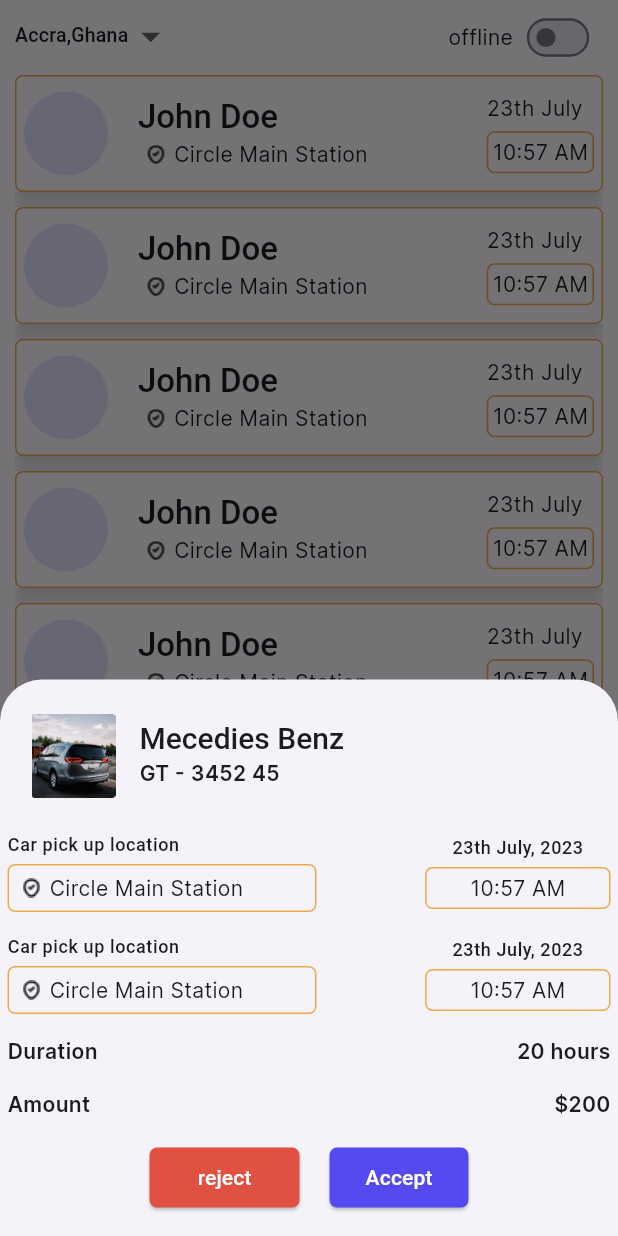
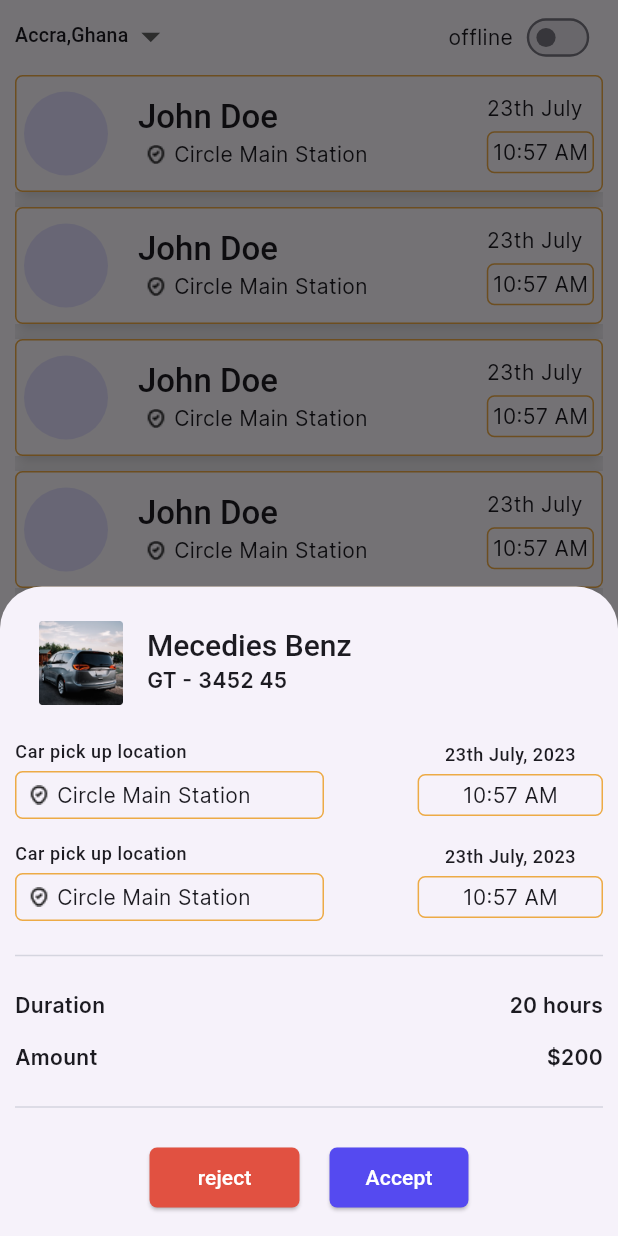
Before and after one commit to SeyramWood/drivnapp-fleetowner, a Flutter app: the screen it shows after launch, after a tap on "John Doe", on a phone screen of 412 x 824 dp. Run offline on Flutter 3.47's test engine with Material 2 defaults, Android fonts, the phone set to English and light mode, and no system bars; our stand-ins replace file_picker, flutter_typeahead, intl_phone_number_input, page_transition, pinput, smooth_page_indicator.

Commit message:
working on the summary view now

```diff
--- a/lib/features/car/presentations/providers/change.content.dart
+++ b/lib/features/car/presentations/providers/change.content.dart
@@ -1,9 +1,9 @@
 import 'package:flutter/material.dart';
 
-class Clicked extends ValueNotifier<bool> {
-  Clicked._sharedInference() : super(true);
-  static final Clicked _shared = Clicked._sharedInference();
-  factory Clicked() => _shared;
+class AvailabelOrBooked extends ValueNotifier<bool> {
+  AvailabelOrBooked._sharedInference() : super(true);
+  static final AvailabelOrBooked _shared = AvailabelOrBooked._sharedInference();
+  factory AvailabelOrBooked() => _shared;
   bool get clicked => value;
   void isClicked(bool clicked) {
     value = clicked;
--- a/lib/features/car/presentations/views/my.cars.dart
+++ b/lib/features/car/presentations/views/my.cars.dart
@@ -12,7 +12,7 @@ class MyCars extends StatelessWidget {
 
   @override
   Widget build(BuildContext context) {
-    final Clicked clicked = Clicked();
+    final AvailabelOrBooked clicked = AvailabelOrBooked();
     return Scaffold(
       extendBody: true,
       appBar: AppBar(title: Text('My Cars')),
--- /dev/null
+++ b/lib/features/driver/presentation/provider/index.notifier.dart
@@ -0,0 +1,12 @@
+import 'package:flutter/material.dart';
+//this class toggles the index changes in the main page
+class IndexNotifier extends ValueNotifier<int> {
+  IndexNotifier.empty() : super(0);
+  static final IndexNotifier _empty = IndexNotifier.empty();
+  factory IndexNotifier() => _empty;
+
+  setValue(newValue) {
+    value = newValue;
+    notifyListeners();
+  }
+}
--- /dev/null
+++ b/lib/features/driver/presentation/provider/toggle.dart
@@ -0,0 +1,12 @@
+import 'package:flutter/material.dart';
+
+class Toggled extends ValueNotifier<bool> {
+  Toggled._sharedInference() : super(true);
+  static final Toggled _shared = Toggled._sharedInference();
+  factory Toggled() => _shared;
+  bool get clicked => value;
+  void isClicked(bool clicked) {
+    value = clicked;
+    notifyListeners();
+  }
+}
--- a/lib/features/driver/presentation/views/main.page.dart
+++ b/lib/features/driver/presentation/views/main.page.dart
@@ -1,7 +1,10 @@
+import 'package:drivn_app/features/driver/presentation/views/my.trips.dart';
 import 'package:drivn_app/features/driver/presentation/views/request.view.dart';
+import 'package:drivn_app/features/driver/presentation/views/summary.view.dart';
 import 'package:flutter/material.dart';
 
 import '../../../../shared/utils/constants/colors.dart';
+import '../provider/index.notifier.dart';
 
 class DMainPage extends StatelessWidget {
   const DMainPage({super.key});
@@ -13,7 +16,7 @@ class DMainPage extends StatelessWidget {
       builder: (context, value, child) => Scaffold(
         body: IndexedStack(
           index: value,
-          children: [RequestView()],
+          children: [RequestView(), MyTrips(),SummaryView()],
         ),
         bottomNavigationBar: BottomNavigationBar(
           showUnselectedLabels: false,
@@ -47,14 +50,3 @@ class DMainPage extends StatelessWidget {
     );
   }
 }
-
-class IndexNotifier extends ValueNotifier<int> {
-  IndexNotifier.empty() : super(0);
-  static final IndexNotifier _empty = IndexNotifier.empty();
-  factory IndexNotifier() => _empty;
-
-  setValue(newValue) {
-    value = newValue;
-    notifyListeners();
-  }
-}
--- /dev/null
+++ b/lib/features/driver/presentation/views/my.trips.dart
@@ -0,0 +1,25 @@
+import 'package:flutter/material.dart';
+
+import '../widget/trip.card.dart';
+
+class MyTrips extends StatelessWidget {
+  const MyTrips({super.key});
+
+  @override
+  Widget build(BuildContext context) {
+    return Scaffold(
+      appBar: AppBar(
+        title: Text('My Trips'),
+      ),
+      body: Padding(
+        padding: const EdgeInsets.symmetric(horizontal: 10.0),
+        child: ListView.builder(
+          itemCount: 10,
+          itemBuilder: (context, index) {
+            return TripCard();
+          },
+        ),
+      ),
+    );
+  }
+}
--- /dev/null
+++ b/lib/features/driver/presentation/views/summary.view.dart
@@ -0,0 +1,90 @@
+import 'package:drivn_app/features/driver/presentation/provider/toggle.dart';
+import 'package:flutter/material.dart';
+
+import '../../../../shared/utils/constants/colors.dart';
+
+class SummaryView extends StatelessWidget {
+  const SummaryView({super.key});
+
+  @override
+  Widget build(BuildContext context) {
+    return Scaffold(
+      appBar: AppBar(title: Text('Summary')),
+      body: ValueListenableBuilder(
+          valueListenable: Toggled(),
+          builder: (context, state, child) {
+            return Column(
+              children: [
+                Padding(
+                  padding: const EdgeInsets.symmetric(horizontal: 10.0),
+                  child: Container(
+                    decoration: BoxDecoration(
+                        border: Border.all(color: yellow),
+                        borderRadius: BorderRadius.circular(5)),
+                    child: Row(
+                      mainAxisAlignment: MainAxisAlignment.spaceAround,
+                      children: [
+                        Expanded(
+                          child: GestureDetector(
+                            onTap: () => Toggled().isClicked(true),
+                            child: Container(
+                              height: 35,
+                              width: MediaQuery.sizeOf(context).width / 2,
+                              decoration: BoxDecoration(
+                                borderRadius: BorderRadius.only(
+                                    topLeft: Radius.circular(5),
+                                    bottomLeft: Radius.circular(5)),
+                                color: state ? blue : white,
+                              ),
+                              child: Center(
+                                child: Text(
+                                  'Today',
+                                  style: Theme.of(context)
+                                      .textTheme
+                                      .headlineMedium!
+                                      .copyWith(
+                                        fontSize: 20,
+                                        color: state ? white : black,
+                                      ),
+                                ),
+                              ),
+                            ),
+                          ),
+                        ),
+                        Expanded(
+                          child: GestureDetector(
+                            onTap: () => Toggled().isClicked(false),
+                            child: Container(
+                              height: 35,
+                              width: MediaQuery.sizeOf(context).width / 2,
+                              decoration: BoxDecoration(
+                                borderRadius: BorderRadius.only(
+                                    topRight: Radius.circular(5),
+                                    bottomRight: Radius.circular(5)),
+                                color: state ? white : blue,
+                              ),
+                              child: Center(
+                                child: Text(
+                                  'Weekly',
+                                  style: Theme.of(context)
+                                      .textTheme
+                                      .headlineMedium!
+                                      .copyWith(
+                                        fontSize: 20,
+                                        color: state ? black : white,
+                                      ),
+                                ),
+                              ),
+                            ),
+                          ),
+                        )
+                      ],
+                    ),
+                  ),
+                ),
+              ],
+            );
+          }),
+    );
+  }
+}
--- a/lib/features/driver/presentation/widget/request.dialog.dart
+++ b/lib/features/driver/presentation/widget/request.dialog.dart
@@ -1,6 +1,7 @@
 import 'package:flutter/material.dart';
 
 import '../../../../shared/utils/constants/colors.dart';
+import '../../../../shared/utils/constants/dimensions.dart';
 import '../../../auth/presentation/widget/elevated.button.dart';
 
 class RequestInfo extends StatelessWidget {
@@ -12,7 +13,7 @@ class RequestInfo extends StatelessWidget {
       height: 15,
     );
     return Padding(
-      padding: const EdgeInsets.symmetric(horizontal: 5.0),
+      padding: const EdgeInsets.symmetric(horizontal: 10.0),
       child: Column(
         mainAxisSize: MainAxisSize.min,
         children: [
@@ -38,6 +39,8 @@ class RequestInfo extends StatelessWidget {
           LocAndTime(),
           space,
           LocAndTime(),
+          space,
+          divider,
           space,
           Row(
             mainAxisAlignment: MainAxisAlignment.spaceBetween,
@@ -72,6 +75,8 @@ class RequestInfo extends StatelessWidget {
                       .copyWith(fontWeight: FontWeight.w600)),
             ],
           ),
+          space,
+          divider,
           space,
           Center(
             child: Row(
--- /dev/null
+++ b/lib/features/driver/presentation/widget/trip.card.dart
@@ -0,0 +1,135 @@
+import 'package:drivn_app/features/driver/presentation/widget/request.dialog.dart';
+import 'package:drivn_app/shared/utils/constants/dimensions.dart';
+import 'package:flutter/material.dart';
+
+import '../../../../shared/utils/constants/colors.dart';
+import '../../../auth/presentation/widget/elevated.button.dart';
+
+class TripCard extends StatelessWidget {
+  const TripCard({super.key});
+
+  @override
+  Widget build(BuildContext context) {
+    var space = SizedBox(
+      height: 15,
+    );
+    return Card(
+      surfaceTintColor: white,
+      color: white,
+      child: Padding(
+        padding: const EdgeInsets.all(8.0),
+        child: Column(
+          mainAxisSize: MainAxisSize.min,
+          crossAxisAlignment: CrossAxisAlignment.start,
+          children: [
+            space,
+            ListTile(
+              leading: Image.asset('assets/car1.png'),
+              title: Text(
+                'Mecedies Benz',
+                style: Theme.of(context).textTheme.headlineMedium!.copyWith(
+                      fontWeight: FontWeight.w500,
+                      fontSize: 20,
+                    ),
+              ),
+              subtitle: Text(
+                'GT - 3452 45',
+                style: Theme.of(context)
+                    .textTheme
+                    .bodyMedium!
+                    .copyWith(fontWeight: FontWeight.w600),
+              ),
+            ),
+            space,
+            LocAndTime(),
+            space,
+            LocAndTime(),
+            space,
+            divider,
+            space,
+            Row(
+              mainAxisAlignment: MainAxisAlignment.spaceBetween,
+              children: [
+                Text(
+                  'Duration',
+                  style: Theme.of(context)
+                      .textTheme
+                      .bodyMedium!
+                      .copyWith(fontWeight: FontWeight.w600),
+                ),
+                Text(
+                  '20 hours',
+                  style: Theme.of(context)
+                      .textTheme
+                      .bodyMedium!
+                      .copyWith(fontWeight: FontWeight.w600),
+                ),
+              ],
+            ),
+            space,
+            Row(
+              mainAxisAlignment: MainAxisAlignment.spaceBetween,
+              children: [
+                Text(
+                  'Amount',
+                  style: Theme.of(context)
+                      .textTheme
+                      .bodyMedium!
+                      .copyWith(fontWeight: FontWeight.w600),
+                ),
+                Text('\$200',
+                    style: Theme.of(context)
+                        .textTheme
+                        .bodyMedium!
+                        .copyWith(fontWeight: FontWeight.w600)),
+              ],
+            ),
+            space,
+            divider,
+            space,
+            Center(
+              child: Row(
+                mainAxisAlignment: MainAxisAlignment.center,
+                children: [
+                  SizedBox(
+                    width: 140,
+                    height: 40,
+                    child: CustomElevatedButton(
+                      backgroundColor: red,
+                      onPressed: () {},
+                      child: Row(
+                        mainAxisAlignment: MainAxisAlignment.spaceEvenly,
+                        children: [
+                          Icon(Icons.call_outlined),
+                          Text('Call'),
+                        ],
+                      ),
+                    ),
+                  ),
+                  SizedBox(
+                    width: 20,
+                  ),
+                  SizedBox(
+                    width: 140,
+                    height: 40,
+                    child: CustomElevatedButton(
+                      onPressed: () {},
+                      child: Row(
+                        mainAxisAlignment: MainAxisAlignment.spaceEvenly,
+                        children: [
+                          Icon(Icons.message_outlined),
+                          Text('Message'),
+                        ],
+                      ),
+                    ),
+                  )
+                ],
+              ),
+            ),
+            space,
+          ],
+        ),
+      ),
+    );
+  }
+}
```
